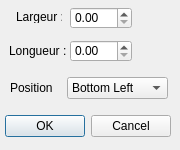
Before: the Qt Designer form dialog/ui_options.ui in connectkad-dev/plugin_AutoPolygon, drawn with Qt 5.
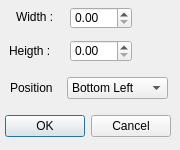
After: the same form once the commit is applied.

Diff of the .ui file:
```diff
--- a/dialog/ui_options.ui
+++ b/dialog/ui_options.ui
@@ -39,7 +39,7 @@
     </rect>
    </property>
    <property name="text">
-    <string>Largeur :</string>
+    <string>Width :</string>
    </property>
   </widget>
   <widget class="QDoubleSpinBox" name="dsb_width">
@@ -62,7 +62,7 @@
     </rect>
    </property>
    <property name="text">
-    <string>Longueur :</string>
+    <string>Heigth :</string>
    </property>
   </widget>
   <widget class="QDoubleSpinBox" name="dsb_height">
```
